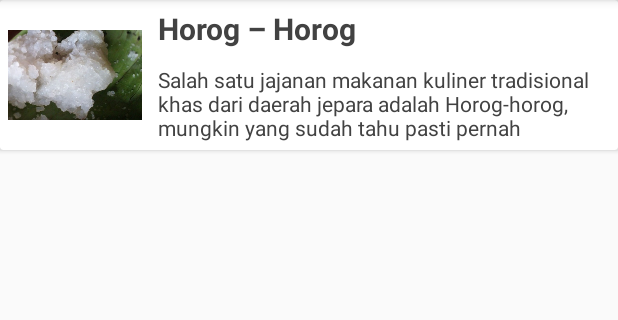
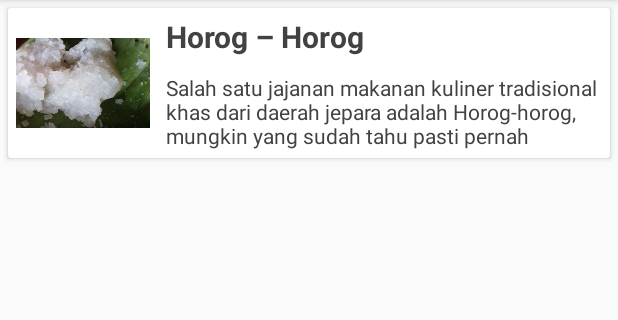
Before and after one commit to cipow/ResepMakanan, an Android app: the screen it shows after launch (MainActivity), on a phone screen of 412 x 824 dp, the part 84-404 px from its top. Run offline under Robolectric (Android 15) with nearby library versions, the phone set to English and light mode, and no system bars.

Commit message:
add clik effect

```diff
--- a/app/src/main/res/layout/layout_row_data.xml
+++ b/app/src/main/res/layout/layout_row_data.xml
@@ -7,7 +7,10 @@
     <android.support.v7.widget.CardView
         android:id="@+id/cv_main"
         android:layout_width="match_parent"
-        android:layout_height="100dp">
+        android:layout_height="100dp"
+        android:layout_margin="5dp"
+        android:clickable="true"
+        android:foreground="?android:attr/selectableItemBackground">
 
         <RelativeLayout
             android:layout_width="match_parent"
```
